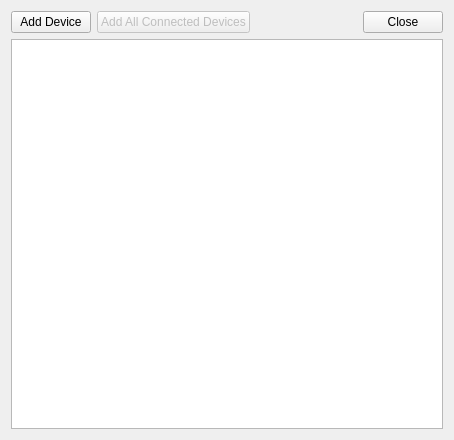
Above: src/brickv/data_logger/ui/device_dialog.ui from Tinkerforge/brickv before the change. Below: the same form after it.
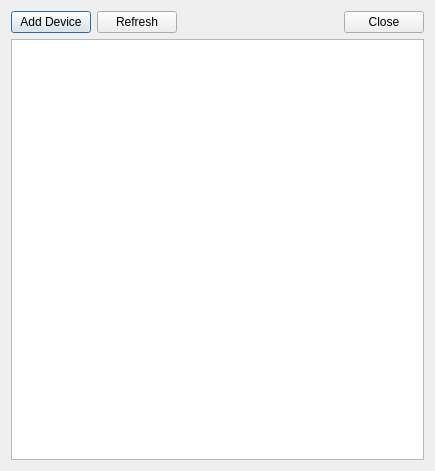
That is the form after the change.

Commit message:
data-logger: Add enumerate logic to device dialog
Enumerate the devices at the current data logger host:port instead of
showing the devices at the current Brick Viewer host:port.

```diff
--- a/src/brickv/data_logger/ui/device_dialog.ui
+++ b/src/brickv/data_logger/ui/device_dialog.ui
@@ -9,8 +9,8 @@
    <rect>
     <x>0</x>
     <y>0</y>
-    <width>454</width>
-    <height>440</height>
+    <width>435</width>
+    <height>471</height>
    </rect>
   </property>
   <property name="windowTitle">
@@ -19,38 +19,26 @@
   <layout class="QVBoxLayout" name="verticalLayout">
    <item>
     <layout class="QGridLayout" name="gridLayout">
+     <item row="0" column="0">
+      <widget class="QPushButton" name="btn_add_device">
+       <property name="text">
+        <string>Add Device</string>
+       </property>
+      </widget>
+     </item>
      <item row="1" column="0" colspan="4">
-      <widget class="QListWidget" name="list_widget">
+      <widget class="QTreeWidget" name="tree_widget">
        <property name="selectionMode">
         <enum>QAbstractItemView::ExtendedSelection</enum>
        </property>
-      </widget>
-     </item>
-     <item row="0" column="1">
-      <widget class="QPushButton" name="btn_add_all_devices">
-       <property name="enabled">
+       <attribute name="headerVisible">
         <bool>false</bool>
-       </property>
-       <property name="toolTip">
-        <string>Only active when Connected</string>
-       </property>
-       <property name="text">
-        <string>Add All Connected Devices</string>
-       </property>
-      </widget>
-     </item>
-     <item row="0" column="0">
-      <widget class="QPushButton" name="btn_add_device">
-       <property name="text">
-        <string>Add Device</string>
-       </property>
-      </widget>
-     </item>
-     <item row="0" column="3">
-      <widget class="QPushButton" name="btn_cancel">
-       <property name="text">
-        <string>Close</string>
-       </property>
+       </attribute>
+       <column>
+        <property name="text">
+         <string notr="true">1</string>
+        </property>
+       </column>
       </widget>
      </item>
      <item row="0" column="2">
@@ -66,6 +54,20 @@
        </property>
       </spacer>
      </item>
+     <item row="0" column="3">
+      <widget class="QPushButton" name="btn_close">
+       <property name="text">
+        <string>Close</string>
+       </property>
+      </widget>
+     </item>
+     <item row="0" column="1">
+      <widget class="QPushButton" name="btn_refresh">
+       <property name="text">
+        <string>Refresh</string>
+       </property>
+      </widget>
+     </item>
     </layout>
    </item>
   </layout>
```
Left out of the diff: 6 changed lines with no effect on the pictures. The commit also changes 4 other files.
